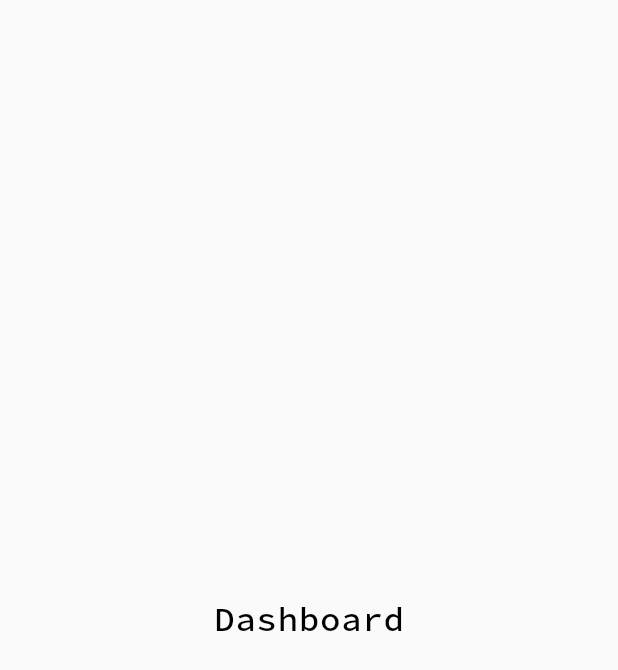
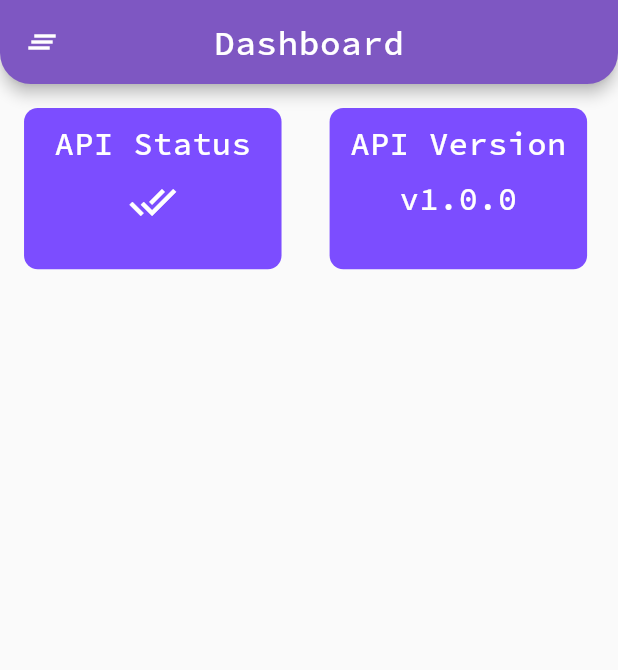
Before and after one commit to XxThunderBlastxX/b68_admin, a Flutter app: the DashboardScreen screen opened by its route, on a phone screen of 412 x 824 dp. Shown: the top 670 px of the screen. Run offline on Flutter 3.47's test engine with Material 2 defaults, Android fonts, the phone set to English and light mode, and no system bars; our stand-ins replace dartz, dio, equatable, flutter_bloc, flutter_screenutil, freezed_annotation and 4 more; missing offline and left inert: flutter_web_auth; accounts and stored records are empty.

Commit message:
Implemented UI of dashboard

```diff
--- a/lib/app_theme.dart
+++ b/lib/app_theme.dart
@@ -37,13 +37,13 @@ abstract class AppTheme {
         letterSpacing: AppThemeTextStyles.letterSpacing,
       ),
       bodyMedium: GoogleFonts.sourceCodePro(
-        fontSize: 20.sp,
+        fontSize: 18.5.sp,
         fontWeight: FontWeight.w500,
         color: Colors.black,
         letterSpacing: AppThemeTextStyles.letterSpacing,
       ),
       bodySmall: GoogleFonts.sourceCodePro(
-        fontSize: 18.sp,
+        fontSize: 16.sp,
         fontWeight: FontWeight.w500,
         color: Colors.black,
         letterSpacing: AppThemeTextStyles.letterSpacing,
--- a/lib/bloc/login/login_bloc.dart
+++ b/lib/bloc/login/login_bloc.dart
@@ -12,8 +12,6 @@ class LoginBloc extends Bloc<LoginEvent, LoginState> {
     on<LoginAuthenticateEvent>((event, emit) async {
       await onLoginEventHandler(event, emit);
     });
-
-    on<LoginAuthorizeEvent>((event, emit) {});
   }
 }
 
--- a/lib/bloc/login/login_event.dart
+++ b/lib/bloc/login/login_event.dart
@@ -18,8 +18,3 @@ class LoginAuthorizeEvent extends LoginEvent {
   @override
   List<Object?> get props => [];
 }
-
-class LoginResponseEvent extends LoginEvent {
-  @override
-  List<Object?> get props => [];
-}
--- a/lib/screens/dashboard/dashboard.dart
+++ b/lib/screens/dashboard/dashboard.dart
@@ -1,14 +1,85 @@
+import 'package:b68_admin/app_theme.dart';
 import 'package:flutter/material.dart';
+import 'package:flutter_screenutil/flutter_screenutil.dart';
 
 class DashboardScreen extends StatelessWidget {
   const DashboardScreen({super.key});
 
   @override
   Widget build(BuildContext context) {
-    return const Scaffold(
-      body: Center(
-        child: Text('Dashboard'),
+    return Scaffold(
+      appBar: AppBar(
+        title: const Text('Dashboard'),
+        leading: IconButton(
+          icon: const Icon(Icons.clear_all),
+          onPressed: () {},
+        ),
+      ),
+      body: Column(
+        children: [
+          Row(
+            children: [
+              DashboardTile(
+                child: Column(
+                  crossAxisAlignment: CrossAxisAlignment.center,
+                  children: [
+                    Text(
+                      'API Status',
+                      style: AppTheme.themeData.textTheme.bodyMedium!
+                          .copyWith(color: Colors.white),
+                    ),
+                    8.verticalSpace,
+                    Icon(
+                      Icons.done_all,
+                      color: Colors.white,
+                      size: 28.w,
+                    ),
+                  ],
+                ),
+              ),
+              DashboardTile(
+                child: Column(
+                  crossAxisAlignment: CrossAxisAlignment.center,
+                  children: [
+                    Text(
+                      'API Version',
+                      style: AppTheme.themeData.textTheme.bodyMedium!
+                          .copyWith(color: Colors.white),
+                    ),
+                    8.verticalSpace,
+                    Text(
+                      'v1.0.0',
+                      style: AppTheme.themeData.textTheme.bodyMedium!
+                          .copyWith(color: Colors.white),
+                    ),
+                  ],
+                ),
+              )
+            ],
+          ),
+        ],
       ),
     );
   }
 }
+
+class DashboardTile extends StatelessWidget {
+  final Widget child;
+
+  const DashboardTile({super.key, required this.child});
+
+  @override
+  Widget build(BuildContext context) {
+    return Container(
+      width: (150.w),
+      height: 90.h,
+      padding: EdgeInsets.symmetric(vertical: 9.w, horizontal: 10.h),
+      margin: EdgeInsets.all(14.w),
+      decoration: BoxDecoration(
+        color: Colors.deepPurpleAccent.shade200,
+        borderRadius: BorderRadius.circular(8.r),
+      ),
+      child: child,
+    );
+  }
+}
```
